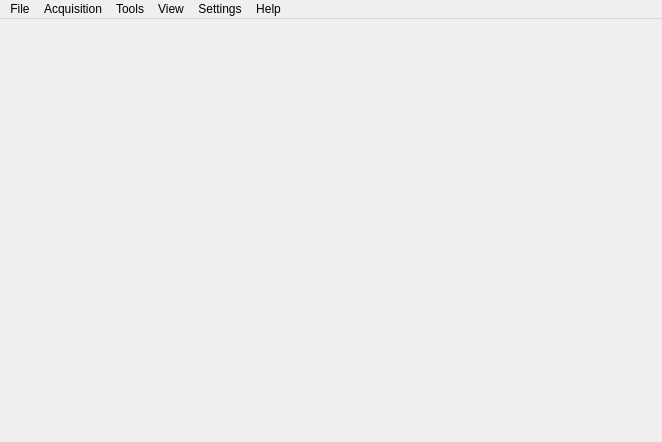
The window that xpaxs/frontend/ui/ui_mainwindow.ui (praxes/praxes) describes before a commit, drawn with Qt 5.
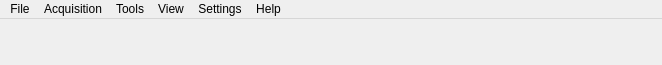
The same window after the commit.

```diff
--- a/xpaxs/frontend/ui/ui_mainwindow.ui
+++ b/xpaxs/frontend/ui/ui_mainwindow.ui
@@ -1,12 +1,12 @@
 <ui version="4.0" >
  <class>MainWindow</class>
- <widget class="QMainWindow" name="MainWindow" >
-  <property name="geometry" >
+ <widget class="QMainWindow" name="MainWindow">
+  <property name="geometry">
    <rect>
     <x>0</x>
-    <y>0</y>
+    <y>188</y>
     <width>662</width>
-    <height>442</height>
+    <height>65</height>
    </rect>
   </property>
   <property name="sizePolicy" >
```
Left out of the diff: 172 changed lines with no effect on the pictures.
